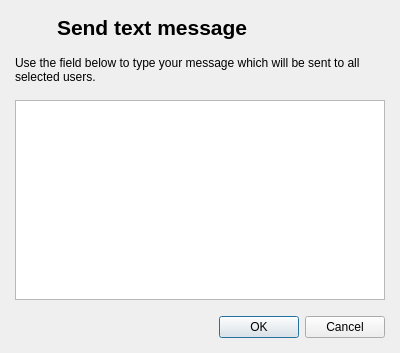
Before: the Qt Designer form plugins/textmessage/TextMessageDialog.ui in veyon/veyon, drawn with Qt 5.
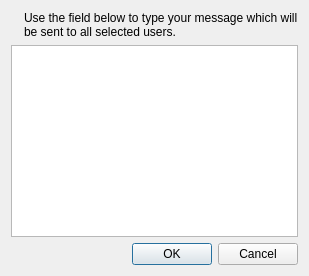
After: the same form once the commit is applied. Icons and pictures are not drawn.

Commit message: Plugins: TextMessage: TextMessageDialog: polish user interface

```diff
--- a/plugins/textmessage/TextMessageDialog.ui
+++ b/plugins/textmessage/TextMessageDialog.ui
@@ -3,14 +3,6 @@
  <author>Tobias Doerffel</author>
  <class>TextMessageDialog</class>
  <widget class="QDialog" name="TextMessageDialog">
-  <property name="geometry">
-   <rect>
-    <x>0</x>
-    <y>0</y>
-    <width>400</width>
-    <height>353</height>
-   </rect>
-  </property>
   <property name="windowTitle">
    <string>Send text message</string>
   </property>
@@ -18,45 +10,13 @@
    <iconset resource="textmessage.qrc">
     <normaloff>:/dialog-information.png</normaloff>:/dialog-information.png</iconset>
   </property>
-  <layout class="QVBoxLayout">
-   <property name="spacing">
-    <number>16</number>
-   </property>
-   <property name="leftMargin">
-    <number>15</number>
-   </property>
-   <property name="topMargin">
-    <number>15</number>
-   </property>
-   <property name="rightMargin">
-    <number>15</number>
-   </property>
-   <property name="bottomMargin">
-    <number>15</number>
-   </property>
-   <item>
-    <layout class="QHBoxLayout">
-     <property name="spacing">
-      <number>10</number>
-     </property>
-     <property name="leftMargin">
-      <number>0</number>
-     </property>
-     <property name="topMargin">
-      <number>0</number>
-     </property>
-     <property name="rightMargin">
-      <number>0</number>
-     </property>
-     <property name="bottomMargin">
-      <number>0</number>
-     </property>
-     <item>
+  <layout class="QGridLayout" name="gridLayout">
+   <item row="0" column="0">
       <widget class="QLabel" name="label">
        <property name="maximumSize">
         <size>
-         <width>32</width>
-         <height>32</height>
+       <width>64</width>
+       <height>64</height>
         </size>
        </property>
        <property name="text">
@@ -70,23 +30,7 @@
        </property>
       </widget>
      </item>
-     <item>
-      <widget class="QLabel" name="label_2">
-       <property name="font">
-        <font>
-         <pointsize>16</pointsize>
-         <weight>75</weight>
-         <bold>true</bold>
-        </font>
-       </property>
-       <property name="text">
-        <string>Send text message</string>
-       </property>
-      </widget>
-     </item>
-    </layout>
-   </item>
-   <item>
+   <item row="0" column="1">
     <widget class="QLabel" name="label_3">
      <property name="text">
       <string>Use the field below to type your message which will be sent to all selected users.</string>
@@ -96,10 +40,10 @@
      </property>
     </widget>
    </item>
-   <item>
+   <item row="1" column="0" colspan="2">
     <widget class="QTextEdit" name="textEdit"/>
    </item>
-   <item>
+   <item row="2" column="0" colspan="2">
     <widget class="QDialogButtonBox" name="buttonBox">
      <property name="standardButtons">
       <set>QDialogButtonBox::Cancel|QDialogButtonBox::Ok</set>
```
Left out of the diff: 4 changed lines with no effect on the pictures. Lines whose indentation alone changed are shown as unchanged.
